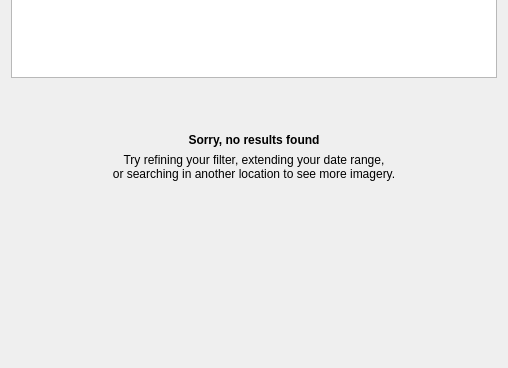
This is planet_explorer/ui/pe_search_results_base.ui in planetlabs/qgis-planet-plugin as Qt 5 draws it before an edit; both pictures show x 0 to 508 and y 234 to 602 of the 508 by 602 pixel window. The edited form follows.
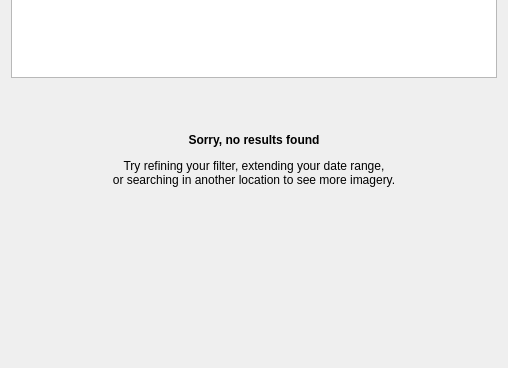
This is the edited form. Icons and pictures are not drawn.

Commit message: changed message when no search has been performed

Diff of the .ui file:
```diff
--- a/planet_explorer/ui/pe_search_results_base.ui
+++ b/planet_explorer/ui/pe_search_results_base.ui
@@ -189,17 +189,7 @@
       <item>
        <widget class="QLabel" name="label_5">
         <property name="text">
-         <string>&lt;b&gt;Sorry, no results found&lt;/b&gt;</string>
-        </property>
-        <property name="alignment">
-         <set>Qt::AlignCenter</set>
-        </property>
-       </widget>
-      </item>
-      <item>
-       <widget class="QLabel" name="label_6">
-        <property name="text">
-         <string>Try refining your filter, extending your date range,&lt;br/&gt;or searching in another location to see more imagery.</string>
+         <string>&lt;html&gt;&lt;head/&gt;&lt;body&gt;&lt;p&gt;&lt;span style=&quot; font-weight:600;&quot;&gt;Sorry, no results found&lt;/span&gt;&lt;/p&gt;&lt;p&gt;Try refining your filter, extending your date range,&lt;br/&gt;or searching in another location to see more imagery.&lt;/p&gt;&lt;/body&gt;&lt;/html&gt;</string>
         </property>
         <property name="alignment">
          <set>Qt::AlignCenter</set>
```
Left out of the diff: 2 changed lines with no effect on the pictures. The commit also changes 1 other file.
